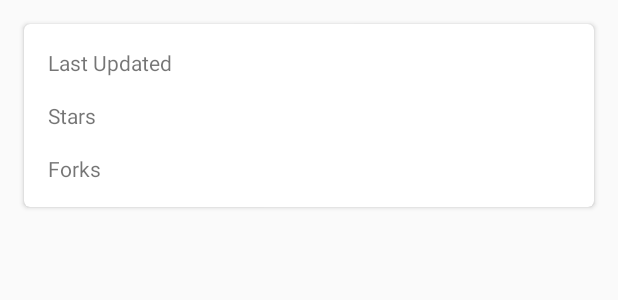
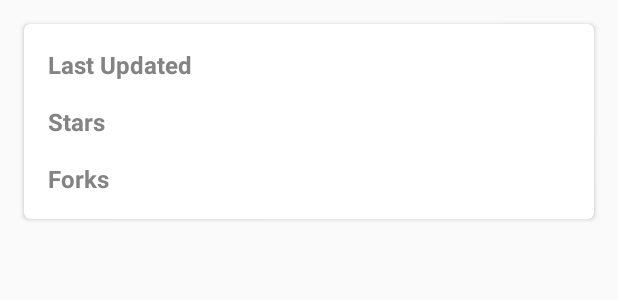
Before and after one commit to yeduRaghav/githubbrowser, an Android app: the layout layout_repo_details_bottom_sheet.xml on its own in the app's theme, with its tools: preview values and no code run, on a phone screen of 412 x 824 dp. Shown: the top 300 px of the screen. Run offline under Robolectric (Android 15) with nearby library versions, the phone set to English and light mode, and no system bars.

Commit message:
- Styled the views

```diff
--- a/app/src/main/res/layout/layout_repo_details_bottom_sheet.xml
+++ b/app/src/main/res/layout/layout_repo_details_bottom_sheet.xml
@@ -23,6 +23,7 @@
                 android:layout_height="wrap_content"
                 android:layout_margin="@dimen/margin_16"
                 android:text="@string/repo_detail_sheet_last_updated"
+                style="@style/BasicTextStyle.Title"
                 app:layout_constraintStart_toStartOf="parent"
                 app:layout_constraintTop_toTopOf="parent" />
 
@@ -33,6 +34,7 @@
                 android:layout_margin="@dimen/margin_16"
                 android:gravity="end"
                 android:maxLines="1"
+                style="@style/BasicTextStyle"
                 app:layout_constraintEnd_toEndOf="parent"
                 app:layout_constraintStart_toEndOf="@+id/repo_detail_sheet_last_updated_title"
                 app:layout_constraintTop_toTopOf="parent"
@@ -44,6 +46,7 @@
                 android:layout_height="wrap_content"
                 android:layout_margin="@dimen/margin_16"
                 android:text="@string/repo_detail_sheet_stars"
+                style="@style/BasicTextStyle.Title"
                 app:layout_constraintStart_toStartOf="parent"
                 app:layout_constraintTop_toBottomOf="@+id/repo_detail_sheet_last_updated_title" />
 
@@ -53,6 +56,7 @@
                 android:layout_height="wrap_content"
                 android:layout_margin="@dimen/margin_16"
                 android:gravity="end"
+                style="@style/BasicTextStyle"
                 app:layout_constraintEnd_toEndOf="parent"
                 app:layout_constraintStart_toEndOf="@+id/repo_detail_sheet_last_updated_title"
                 app:layout_constraintTop_toBottomOf="@+id/repo_detail_sheet_last_updated_value"
@@ -64,6 +68,7 @@
                 android:layout_height="wrap_content"
                 android:layout_margin="@dimen/margin_16"
                 android:text="@string/repo_detail_sheet_forks"
+                style="@style/BasicTextStyle.Title"
                 app:layout_constraintBottom_toBottomOf="parent"
                 app:layout_constraintStart_toStartOf="parent"
                 app:layout_constraintTop_toBottomOf="@+id/repo_detail_sheet_stars_title" />
@@ -74,13 +79,13 @@
                 android:layout_height="wrap_content"
                 android:layout_margin="@dimen/margin_16"
                 android:gravity="end"
+                style="@style/BasicTextStyle"
                 app:layout_constraintBottom_toBottomOf="parent"
                 app:layout_constraintEnd_toEndOf="parent"
                 app:layout_constraintStart_toEndOf="@+id/repo_detail_sheet_forks_title"
                 app:layout_constraintTop_toBottomOf="@+id/repo_detail_sheet_stars_value"
                 tools:text="@tools:sample/us_phones" />
 
-
         </androidx.constraintlayout.widget.ConstraintLayout>
     </androidx.cardview.widget.CardView>
 </FrameLayout>
--- a/app/src/main/res/layout/layout_repository_list_item.xml
+++ b/app/src/main/res/layout/layout_repository_list_item.xml
@@ -22,6 +22,7 @@
             android:layout_margin="@dimen/margin_16"
             android:ellipsize="end"
             android:maxLines="3"
+            style="@style/BasicTextStyle.Title"
             app:layout_constraintEnd_toEndOf="parent"
             app:layout_constraintStart_toStartOf="parent"
             app:layout_constraintTop_toTopOf="parent"
@@ -33,6 +34,7 @@
             android:layout_height="wrap_content"
             android:layout_margin="@dimen/margin_16"
             android:ellipsize="end"
+            style="@style/BasicTextStyle"
             android:maxLines="7"
             app:layout_constraintBottom_toBottomOf="parent"
             app:layout_constraintEnd_toEndOf="parent"
--- a/app/src/main/res/layout/view_user_info.xml
+++ b/app/src/main/res/layout/view_user_info.xml
@@ -34,6 +34,7 @@
         android:layout_marginEnd="@dimen/margin_16"
         android:layout_marginBottom="@dimen/margin_8"
         android:gravity="center"
+        style="@style/BasicTextStyle.Title"
         android:textAppearance="@style/TextAppearance.MaterialComponents.Caption"
         app:layout_constraintBottom_toBottomOf="parent"
         app:layout_constraintEnd_toEndOf="parent"
--- a/app/src/main/res/values/colors.xml
+++ b/app/src/main/res/values/colors.xml
@@ -3,4 +3,6 @@
     <color name="colorPrimary">#1e88e5</color>
     <color name="colorPrimaryDark">#005cb2</color>
     <color name="colorAccent">#e91e63</color>
+
+    <color name="color_textGrey">#838383</color>
 </resources>
--- a/app/src/main/res/values/dimens.xml
+++ b/app/src/main/res/values/dimens.xml
@@ -5,4 +5,6 @@
     <dimen name="margin_32">32dp</dimen>
     <dimen name="list_card_corner_radius">4dp</dimen>
     <dimen name="user_image_max_dimension">124dp</dimen>
+
+    <dimen name="font_size_default">16sp</dimen>
 </resources>
--- a/app/src/main/res/values/styles.xml
+++ b/app/src/main/res/values/styles.xml
@@ -8,4 +8,13 @@
         <item name="colorAccent">@color/colorAccent</item>
     </style>
 
+    <style name ="BasicTextStyle" parent="TextAppearance.AppCompat">
+        <item name="android:textColor"> @color/color_textGrey</item>
+        <item name="android:textSize">@dimen/font_size_default</item>
+    </style>
+
+    <style name="BasicTextStyle.Title">
+        <item name="android:textStyle">bold</item>
+    </style>
+
 </resources>
```
